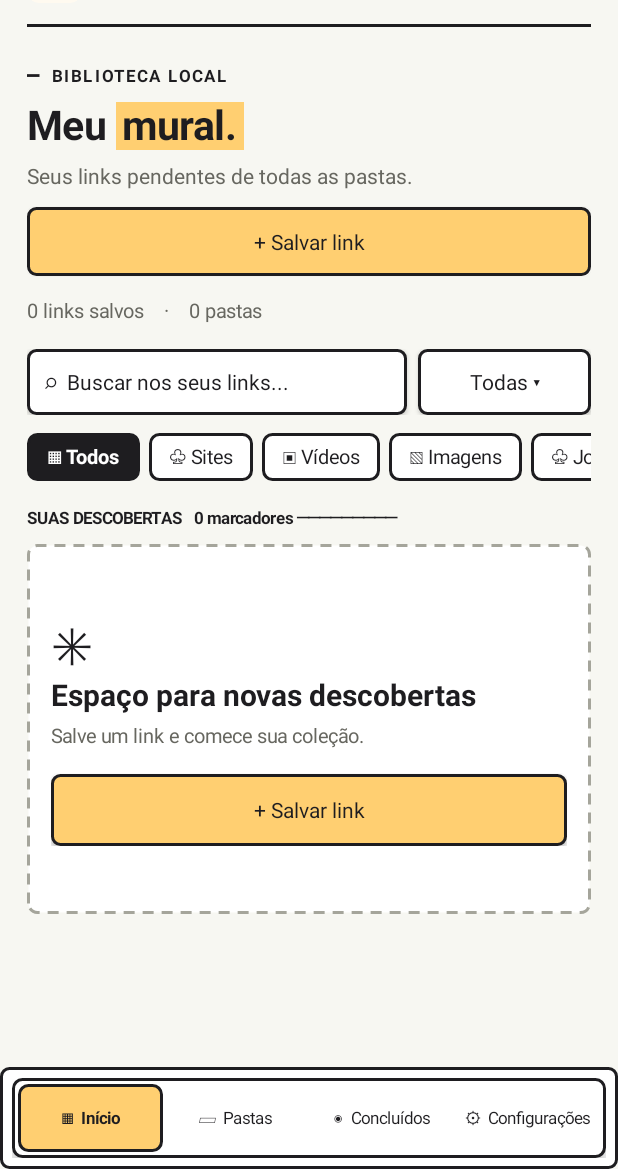
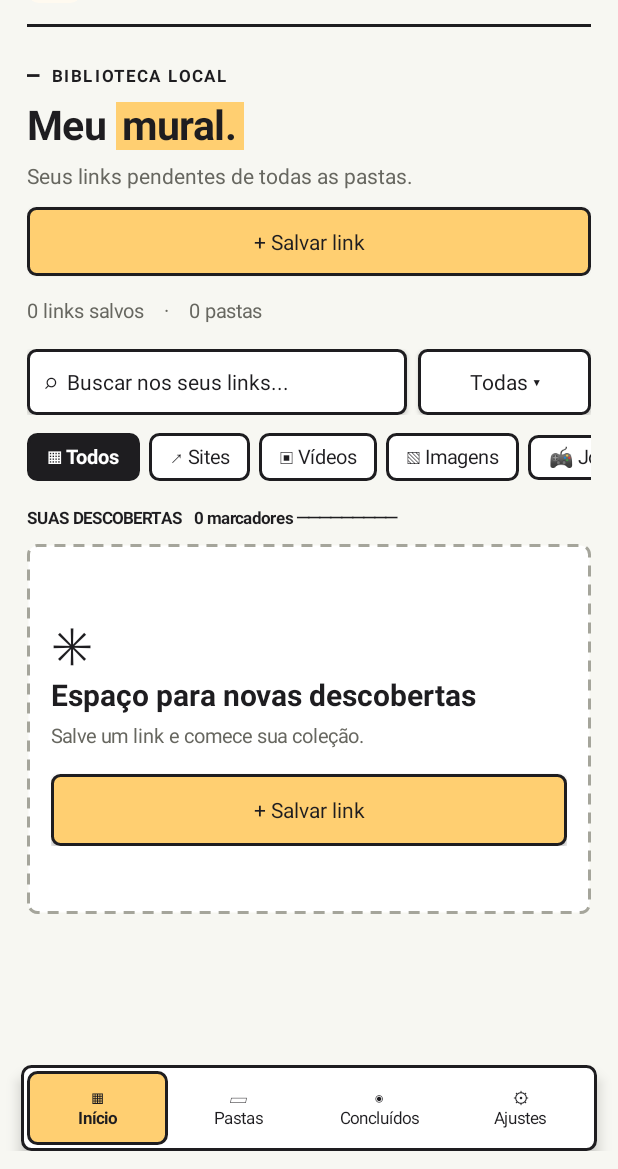
Before and after one commit to daadvi/Save-It, an Android app: the screen it shows after launch (MainActivity), on a phone screen of 412 x 824 dp, the part 67-1236 px from its top. Run offline under Robolectric (Android 15) with nearby library versions, the phone set to English and light mode, and no system bars; pictures from the network do not load.

Commit message:
Corrige cores do tema, dock flutuante e ícones de categorias

```diff
--- a/app/build.gradle.kts
+++ b/app/build.gradle.kts
@@ -9,8 +9,8 @@ android {
         applicationId = "br.com.saveit"
         minSdk = 26
         targetSdk = 35
-        versionCode = 5
-        versionName = "1.4.0"
+        versionCode = 6
+        versionName = "1.5.0"
     }
     testOptions.unitTests.isIncludeAndroidResources = true
     compileOptions {
--- a/app/src/main/java/br/com/saveit/MainActivity.kt
+++ b/app/src/main/java/br/com/saveit/MainActivity.kt
@@ -7,6 +7,7 @@ import android.graphics.Color
 import android.net.Uri
 import android.os.Bundle
 import android.view.Gravity
+import android.widget.FrameLayout
 import android.view.View
 import android.widget.*
 import androidx.recyclerview.widget.RecyclerView
@@ -25,7 +26,7 @@ class MainActivity : Activity() {
     private var sortOrder = 0
     private var selectedFolder: String? = null
     private var folderStatus = 0
-    private var accent = Color.rgb(201, 183, 252)
+    private var accent = Color.rgb(255, 207, 113)
     private lateinit var column: LinearLayout
     private lateinit var grid: RecyclerView
     private lateinit var dock: LinearLayout
@@ -50,8 +51,7 @@ class MainActivity : Activity() {
         doneFolder = state?.getString("doneFolder")
         query = state?.getString("query").orEmpty()
         exportHtml = state?.getBoolean("html") ?: false
-        val frame = LinearLayout(this).apply {
-            orientation = LinearLayout.VERTICAL
+        val frame = FrameLayout(this).apply {
             setBackgroundColor(paper)
             setOnApplyWindowInsetsListener { v, insets ->
                 v.setPadding(insets.systemWindowInsetLeft, insets.systemWindowInsetTop, insets.systemWindowInsetRight, insets.systemWindowInsetBottom)
@@ -59,10 +59,16 @@ class MainActivity : Activity() {
             }
         }
         window.decorView.systemUiVisibility = View.SYSTEM_UI_FLAG_LAYOUT_STABLE or View.SYSTEM_UI_FLAG_LAYOUT_FULLSCREEN or View.SYSTEM_UI_FLAG_LAYOUT_HIDE_NAVIGATION or View.SYSTEM_UI_FLAG_LIGHT_STATUS_BAR
-        column = LinearLayout(this).apply { orientation = LinearLayout.VERTICAL; setPadding(dp(18), dp(7), dp(18), 0) }
-        frame.addView(column, LinearLayout.LayoutParams(-1, 0, 1f))
-        dock = LinearLayout(this).apply { setPadding(dp(8), dp(7), dp(8), dp(7)); background = panel(Color.WHITE) }
-        frame.addView(dock)
+        column = LinearLayout(this).apply {
+            orientation = LinearLayout.VERTICAL
+            setPadding(dp(18), dp(7), dp(18), dp(100))
+        }
+        frame.addView(column, FrameLayout.LayoutParams(-1, -1))
+        dock = LinearLayout(this).apply {
+            setPadding(0, 0, 0, dp(12))
+            gravity = Gravity.CENTER
+        }
+        frame.addView(dock, FrameLayout.LayoutParams(-1, -2, Gravity.BOTTOM))
         setContentView(frame)
         if (state == null) receiveShare(intent)
         show()
@@ -115,7 +121,7 @@ class MainActivity : Activity() {
     private fun show() {
         column.removeAllViews()
         dock.removeAllViews()
-        val navLabels = listOf("▦  Início", "▱  Pastas", "◉  Concluídos", "⚙  Configurações")
+        val navLabels = listOf("▦\nInício", "▱\nPastas", "◉\nConcluídos", "⚙\nAjustes")
         val dockShell = LinearLayout(this).apply {
             gravity = Gravity.CENTER
             background = outlined()
@@ -125,12 +131,13 @@ class MainActivity : Activity() {
         navLabels.forEachIndexed { index, title ->
             val item = text(title, 11, index == tab).apply {
                 gravity = Gravity.CENTER
-                background = if (index == tab) outlined(honey) else null
+                background = if (index == tab) outlined(accent) else null
                 setOnClickListener { tab = index; query = ""; show() }
             }
-            dockShell.addView(item, LinearLayout.LayoutParams(0, dp(45), 1f))
+            dockShell.addView(item, LinearLayout.LayoutParams(0, dp(49), 1f))
         }
-        dock.addView(dockShell, LinearLayout.LayoutParams(-1, -2))
+        val dockWidth = minOf(resources.displayMetrics.widthPixels - dp(28), dp(430))
+        dock.addView(dockShell, LinearLayout.LayoutParams(dockWidth, -2))
 
         val brand = row().apply { setPadding(dp(1), dp(5), dp(1), dp(14)) }
         brand.addView(ImageView(this).apply { setImageResource(R.drawable.bookmark) }, LinearLayout.LayoutParams(dp(34), dp(34)))
@@ -149,7 +156,7 @@ class MainActivity : Activity() {
             "Visto. Lido." to "Concluído.", "Seu espaço." to "Suas regras."
         )[tab]
         heading.addView(text(parts.first + " ", 27, true))
-        heading.addView(text(parts.second, 27, true).apply { setBackgroundColor(honey); setPadding(dp(4), 0, dp(4), 0) })
+        heading.addView(text(parts.second, 27, true).apply { setBackgroundColor(accent); setPadding(dp(4), 0, dp(4), 0) })
         column.addView(heading)
         column.addSpace(this, 10)
         val subtitle = listOf(
@@ -159,7 +166,7 @@ class MainActivity : Activity() {
         column.addView(text(subtitle, 14, color = subtle))
         column.addSpace(this, 12)
         if (tab != 3) {
-            column.addView(action("+ Salvar link", honey) { linkEditor() }, LinearLayout.LayoutParams(-1, dp(46)))
+            column.addView(action("+ Salvar link", accent) { linkEditor() }, LinearLayout.LayoutParams(-1, dp(46)))
             column.addSpace(this, 16)
         }
         if (tab == 3) { settings(); return }
@@ -172,7 +179,7 @@ class MainActivity : Activity() {
                 folderId = library.folders.find { it.id == folderId }?.parent; show()
             })
             library.folders.filter { it.parent == folderId }.forEach { f ->
-                folderBar.addView(action("▱  " + f.name, honey) { folderId = f.id; show() }.apply {
+                folderBar.addView(action("▱  " + f.name, accent) { folderId = f.id; show() }.apply {
                     setOnLongClickListener { folderEditor(f); true }
                 })
             }
@@ -180,7 +187,7 @@ class MainActivity : Activity() {
             column.addView(HorizontalScrollView(this).apply { addView(folderBar) })
             if (library.folders.isEmpty()) {
                 val emptyFolders = emptyPanel("Sua primeira pasta está esperando", "Crie um lugar para suas próximas descobertas.")
-                emptyFolders.addView(action("Nova pasta", honey) { folderEditor() })
+                emptyFolders.addView(action("Nova pasta", accent) { folderEditor() })
                 column.addView(emptyFolders, LinearLayout.LayoutParams(-1, -2))
             }
             val statuses = row()
@@ -209,7 +216,7 @@ class MainActivity : Activity() {
         column.addView(searchRow)
         column.addSpace(this, 12)
         val chips = LinearLayout(this)
-        listOf("▦ Todos", "♧ Sites", "▣ Vídeos", "▧ Imagens", "♧ Jogos").forEachIndexed { i, name ->
+        listOf("▦ Todos", "↗ Sites", "▣ Vídeos", "▧ Imagens", "🎮 Jogos").forEachIndexed { i, name ->
             chips.addView(chip(name, selectedType == i) { selectedType = i; show() }.apply {
                 layoutParams = LinearLayout.LayoutParams(-2, -2).apply { rightMargin = dp(6) }
             })
@@ -237,7 +244,7 @@ class MainActivity : Activity() {
         if (items.isEmpty()) {
             val title = if (query.isNotEmpty()) "Nenhum link por aqui" else if (tab == 2) "Nada concluído ainda" else "Espaço para novas descobertas"
             val panel = emptyPanel(title, if (query.isNotEmpty()) "Tente outro termo ou ajuste os filtros." else "Salve um link e comece sua coleção.")
-            if (tab != 2) panel.addView(action("+ Salvar link", honey) { linkEditor() })
+            if (tab != 2) panel.addView(action("+ Salvar link", accent) { linkEditor() })
             column.addView(panel, LinearLayout.LayoutParams(-1, -2))
             return
         }
@@ -361,7 +368,7 @@ class MainActivity : Activity() {
         portable.addSpace(this, 9)
         portable.addView(text("Importe favoritos do navegador ou restaure um backup. O JSON preserva pastas, notas e conclusão.", 13, color = subtle))
         portable.addSpace(this, 16)
-        portable.addView(action("Importar JSON / HTML", honey) {
+        portable.addView(action("Importar JSON / HTML", accent) {
             startActivityForResult(Intent(Intent.ACTION_OPEN_DOCUMENT).addCategory(Intent.CATEGORY_OPENABLE).setType("*/*"), 1)
         })
         portable.addSpace(this, 11)
```
Also changed, not shown: 1 other file.
